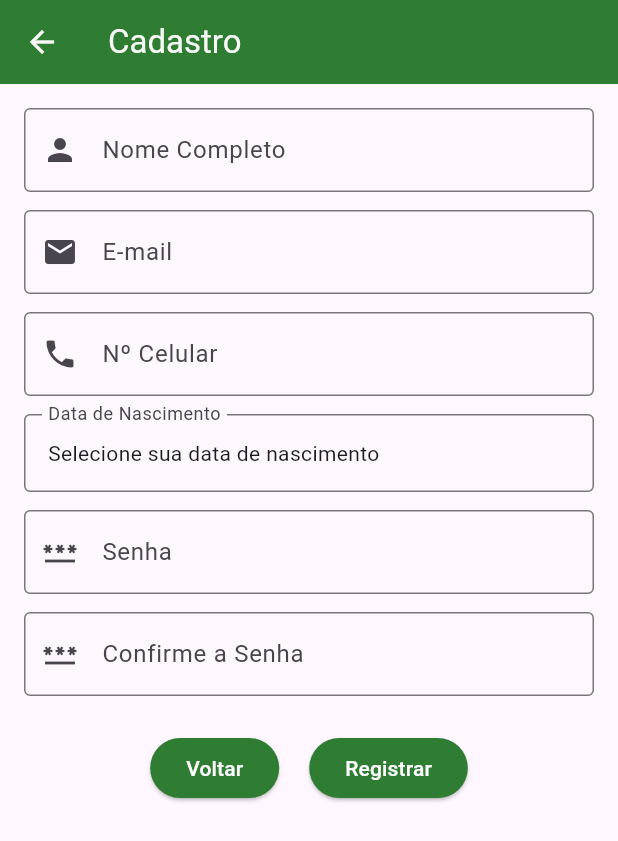
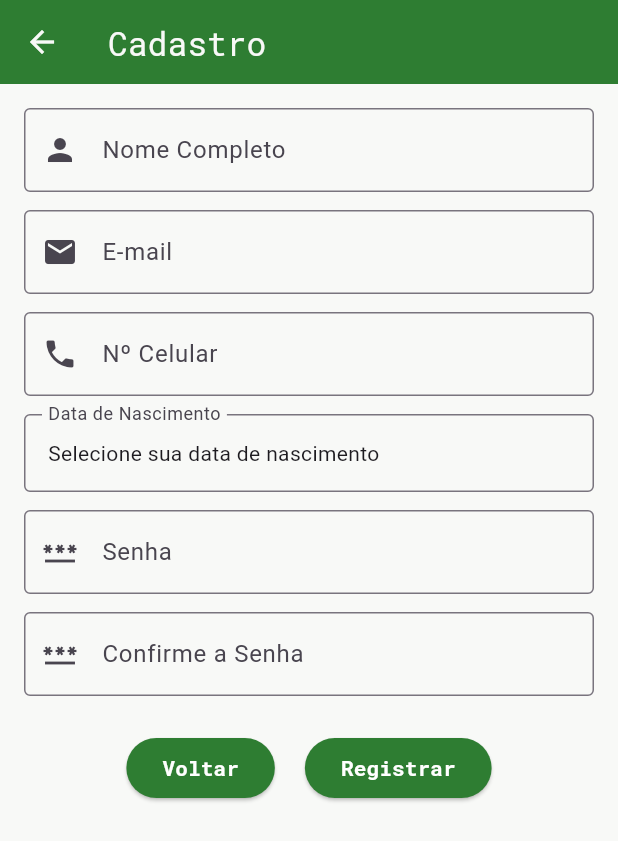
Before and after one commit to GuustavoPetry/marketool_finance, a Flutter app: the screen it shows after launch, after a tap on "Cadastrar", on a phone screen of 412 x 824 dp. Shown: the top 841 px of the screen. Run offline on Flutter 3.47's test engine with Material 3 defaults, Android fonts, the phone set to English and light mode, and no system bars; missing offline and left inert: file_selector.

```diff
--- a/lib/src/views/home_view.dart
+++ b/lib/src/views/home_view.dart
@@ -11,19 +11,19 @@ class HomeView extends StatelessWidget {
         children: [
           Text(
             "Página Inicial",
-            style: TextStyle(fontSize: 24, fontWeight: FontWeight.bold),
+            style: TextStyle(fontFamily: "RobotoMono", fontSize: 24, fontWeight: FontWeight.bold),
             textAlign: TextAlign.center,
           ),
           SizedBox(height: 30),
           Text(
             """Precisamos renderizar uma tabela com informações dos ativos, vindo do banco de dados, como: """,
-            style: TextStyle(fontSize: 24),
+            style: TextStyle(fontFamily: "RobotoMono", fontSize: 24),
             textAlign: TextAlign.left,
           ),
           SizedBox(height: 30),
           Text(
             "NOME ATIVOS, VARIAÇÃO DIÁRIA (% E R\$), E VARIAÇÃO TOTAL (% E R\$)",
-            style: TextStyle(fontSize: 24, fontWeight: FontWeight.bold),
+            style: TextStyle(fontFamily: "RobotoMono", fontSize: 24, fontWeight: FontWeight.bold),
             textAlign: TextAlign.center,
           ),
         ],
--- a/lib/src/views/login_view.dart
+++ b/lib/src/views/login_view.dart
@@ -43,7 +43,11 @@ class _LoginViewState extends State<LoginView> {
         title: Center(
           child: Text(
             "Login",
-            style: TextStyle(fontWeight: FontWeight.bold, color: Colors.white),
+            style: TextStyle(
+              fontFamily: "RobotoMono",
+              fontWeight: FontWeight.bold,
+              color: Colors.white,
+            ),
           ),
         ),
         backgroundColor: const Color(0xFF2E7D32),
@@ -68,8 +72,17 @@ class _LoginViewState extends State<LoginView> {
             inputController: _passwordController,
           ),
 
-          const SizedBox(height: 30),
-          Text(_message, style: TextStyle(color: Colors.red)),
+          const SizedBox(height: 10),
+          Center(
+            child: Text(
+              _message,
+              style: TextStyle(
+                fontFamily: "RobotoMono",
+                fontSize: 16,
+                color: Colors.red,
+              ),
+            ),
+          ),
 
           Center(
             child: Row(
@@ -77,9 +90,15 @@ class _LoginViewState extends State<LoginView> {
               children: [
                 CustomButton(text: "Entrar", onPressed: _handleLogin),
 
-                CustomButton(text: "Cadastrar", onPressed: () {
-                  Navigator.pushReplacementNamed(context, "/register");
-                }),
+
+                SizedBox(width: 10),
+
+                CustomButton(
+                  text: "Cadastrar",
+                  onPressed: () {
+                    Navigator.pushReplacementNamed(context, "/register");
+                  },
+                ),
               ],
             ),
           ),
--- a/lib/src/views/register_view.dart
+++ b/lib/src/views/register_view.dart
@@ -1,7 +1,6 @@
 import 'package:flutter/material.dart';
 import 'package:marketool_financer/src/controllers/register_controller.dart';
 import 'package:marketool_financer/src/widgets/custom_button.dart';
-import 'package:marketool_financer/src/widgets/custom_date_picker.dart';
 import 'package:marketool_financer/src/widgets/custom_form_field.dart';
 
 class RegisterView extends StatefulWidget {
@@ -47,9 +46,10 @@ class _RegisterViewState extends State<RegisterView> {
     return Scaffold(
       appBar: AppBar(
         title: const Text(
-            'Cadastro',
-            style: TextStyle(color: Color(0xFFF8F9F7)),
-          ),
+
+          'Cadastro',
+          style: TextStyle(fontFamily: "RobotoMono", color: Color(0xFFF8F9F7)),
+        ),
 
         leading: IconButton(
           onPressed: () {
@@ -59,6 +59,7 @@ class _RegisterViewState extends State<RegisterView> {
         ),
         backgroundColor: const Color(0xFF2E7D32),
       ),
+      backgroundColor: Color(0xFFF8F9F7),
       body: Padding(
         padding: const EdgeInsets.all(16),
         child: Form(
--- a/lib/src/widgets/custom_app_bar.dart
+++ b/lib/src/widgets/custom_app_bar.dart
@@ -13,7 +13,11 @@ class CustomAppBar extends StatelessWidget implements PreferredSizeWidget {
     return AppBar(
       title: Text(
         "👋Olá, ${AuthService.username}",
-        style: TextStyle(color: const Color(0xFFF8F9F7)),
+        style: TextStyle(
+          fontFamily: "RobotoMono",
+          fontWeight: FontWeight.w500,
+          color: const Color(0xFFF8F9F7),
+        ),
       ),
       backgroundColor: const Color(0xFF2E7D32),
       iconTheme: IconThemeData(color: const Color(0xFFF8F9F7)),
--- a/lib/src/widgets/custom_button.dart
+++ b/lib/src/widgets/custom_button.dart
@@ -22,7 +22,14 @@ class CustomButton extends StatelessWidget {
             foregroundColor: Colors.white,
           ),
           onPressed: onPressed,
-          child: Text(text, style: const TextStyle(color: Colors.white)),
+          child: Text(
+            text,
+            style: const TextStyle(
+              fontFamily: "RobotoMono",
+              fontWeight: FontWeight.bold,
+              color: Colors.white,
+            ),
+          ),
         ),
       ],
     );
--- a/pubspec.yaml
+++ b/pubspec.yaml
@@ -18,5 +18,10 @@ dev_dependencies:
 
 flutter:
   uses-material-design: true
+  fonts:
+    - family: RobotoMono
+      fonts:
+        - asset: assets/fonts/RobotoMono-Italic-VariableFont_wght.ttf
+        - asset: assets/fonts/RobotoMono-VariableFont_wght.ttf
   assets:
     - assets/images/
```
Also changed, not shown: lib/src/app/app_menu_items.dart (+4 -4 lines), lib/src/controllers/asset_controller.dart (added, +32 -0 lines), lib/src/models/asset_model.dart (added, +25 -0 lines), lib/src/views/asset_table_view.dart (added, +52 -0 lines), lib/src/widgets/custom_app_drawer.dart (+8 -2 lines), assets/fonts/RobotoMono-Italic-VariableFont_wght.ttf (added), assets/fonts/RobotoMono-VariableFont_wght.ttf (added).
